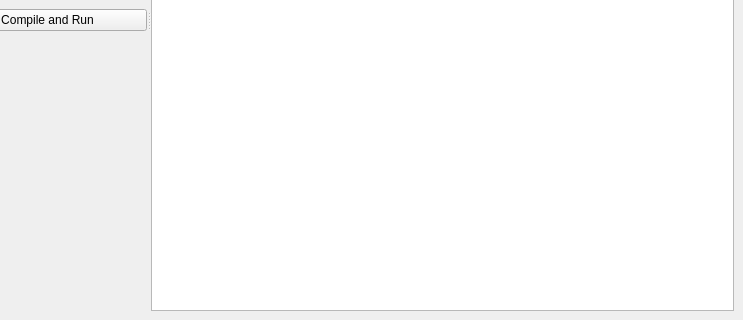
This is ui/mainwindow.ui in cpeditor/cpeditor as Qt 5 draws it before an edit; both pictures show x 460 to 1203 and y 280 to 600 of the 1203 by 600 pixel window. The edited form follows.
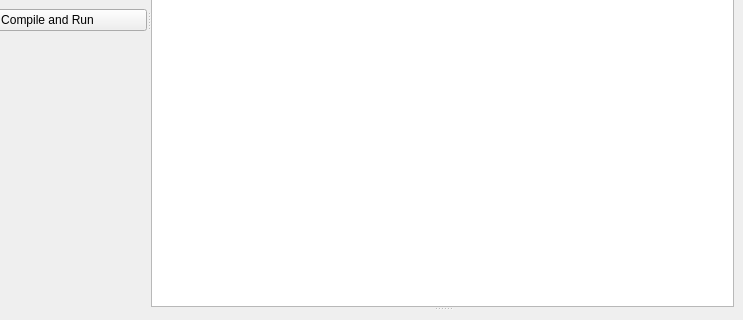
This is the edited form.

Commit message: feat: Add splitter for the right pane

```diff
--- a/ui/mainwindow.ui
+++ b/ui/mainwindow.ui
@@ -115,13 +115,14 @@
            </layout>
           </item>
           <item>
-           <widget class="QTextBrowser" name="compiler_edit">
-            <property name="sizePolicy">
-             <sizepolicy hsizetype="Expanding" vsizetype="Preferred">
-              <horstretch>0</horstretch>
-              <verstretch>0</verstretch>
-             </sizepolicy>
+           <widget class="QSplitter" name="right_splitter">
+            <property name="orientation">
+             <enum>Qt::Vertical</enum>
             </property>
+            <widget class="QTextBrowser" name="compiler_edit"/>
+            <widget class="QWidget" name="test_cases_widget">
+             <layout class="QVBoxLayout" name="test_cases_layout"/>
+            </widget>
            </widget>
           </item>
           <item>
```
Left out of the diff: 3 changed lines with no effect on the pictures. The commit also changes 6 other files.
